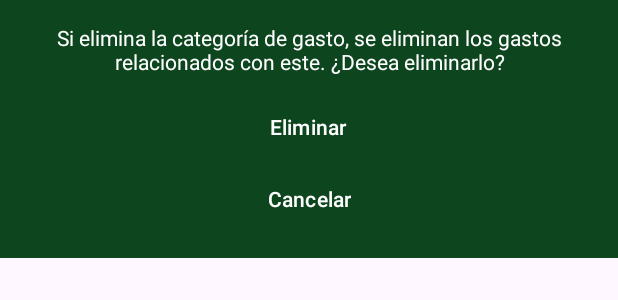
After one commit to cristoferOrdonez/FinancePal, an Android app: the layout cuadro_dialogo_categ_gastos.xml on its own in the app's theme, with its tools: preview values and no code run, on a phone screen of 412 x 824 dp. The commit adds this screen. Shown: the top 300 px of the screen. Run offline under Robolectric (Android 15) with nearby library versions, the phone set to English and light mode, and no system bars.

Commit message:
agregue opcion de modificar y eliminar categorías, formateo del monto del gasto, estilos mejorados

```diff
--- a/app/src/main/java/com/example/financepal/Gastos.java
+++ b/app/src/main/java/com/example/financepal/Gastos.java
@@ -115,7 +115,7 @@ public class Gastos extends AppCompatActivity {
 
     public void eliminarGasto(int id) throws IOException {
         if(db.eliminarGasto(id)){
-            Toast.makeText(this, "Se ha eliminado el ingreso.", Toast.LENGTH_SHORT).show();
+            Toast.makeText(this, "Se ha eliminado el gasto.", Toast.LENGTH_SHORT).show();
         }
         listarDatos();
     }
--- a/app/src/main/java/com/example/financepal/db/DbHelperGastos.java
+++ b/app/src/main/java/com/example/financepal/db/DbHelperGastos.java
@@ -8,7 +8,7 @@ import androidx.annotation.Nullable;
 
 public class DbHelperGastos extends SQLiteOpenHelper {
 
-    private static final int DATABASE_VERSION = 8;
+    private static final int DATABASE_VERSION = 10;
     private static final String DATABASE_NOMBRE = "gastos.db";
     public static final String TABLE_GASTOS = "t_gastosu";
     public static final String TABLE_CATEGORIAS_GASTO = "t_categ_gastosu";
--- a/app/src/main/res/layout/activity_custom_list_view_gastos.xml
+++ b/app/src/main/res/layout/activity_custom_list_view_gastos.xml
@@ -23,6 +23,7 @@
             android:gravity="center|left"
             android:paddingLeft="30dp"
 
+            android:paddingRight="10dp"
             android:text="TextView"
             android:textAlignment="viewStart"
             android:textAppearance="@style/TextAppearance.AppCompat.Body2"
@@ -32,9 +33,10 @@
             android:id="@+id/textViewMontoGastos"
             android:layout_width="match_parent"
             android:layout_height="110dp"
+            android:layout_weight="33"
+            android:gravity="center|left"
             android:paddingLeft="30dp"
-            android:gravity="center|left"
-            android:layout_weight="33"
+            android:paddingRight="10dp"
             android:text="TextView" />
         <View style="@style/Divider.Horizontal"/>
 
--- /dev/null
+++ b/app/src/main/res/layout/cuadro_dialogo_categ_gastos.xml
@@ -0,0 +1,37 @@
+<?xml version="1.0" encoding="utf-8"?>
+<LinearLayout xmlns:android="http://schemas.android.com/apk/res/android"
+    android:layout_width="wrap_content"
+    android:layout_height="wrap_content"
+    android:background="@color/verdeOscuro"
+    android:gravity="center"
+    android:orientation="vertical"
+    android:padding="15dp">
+
+    <TextView
+        android:id="@+id/textView3"
+        android:layout_width="wrap_content"
+        android:layout_height="wrap_content"
+        android:gravity="center"
+        android:text="Si elimina la categoría de gasto, se eliminan los gastos relacionados con este. ¿Desea eliminarlo?"
+        android:textColor="@color/white"
+        android:paddingBottom="10dp"/>
+
+    <Button
+        android:id="@+id/botonAceptarCategGastos"
+        android:layout_width="wrap_content"
+        android:layout_height="wrap_content"
+        android:layout_weight="1"
+        android:backgroundTint="@color/verdeOscuro"
+        android:text="Eliminar"
+        android:textColor="@color/white" />
+
+    <Button
+        android:id="@+id/botonCancelarCategGastos"
+        android:layout_width="wrap_content"
+        android:layout_height="wrap_content"
+        android:layout_weight="1"
+        android:backgroundTint="@color/verdeOscuro"
+        android:text="Cancelar"
+        android:textColor="@color/white" />
+
+</LinearLayout>
--- a/app/src/main/res/layout/custom_list_view_catgastos.xml
+++ b/app/src/main/res/layout/custom_list_view_catgastos.xml
@@ -26,6 +26,7 @@
             android:layout_height="60dp"
             android:paddingLeft="30dp"
             android:paddingTop="8dp"
+            android:paddingRight="30dp"
             android:text="TextView" />
     </LinearLayout>
 </androidx.constraintlayout.widget.ConstraintLayout>
```
Also changed, not shown: app/src/main/java/com/example/financepal/AgregarCategoriaGasto.java (+43 -7 lines), app/src/main/java/com/example/financepal/AgregarGasto.java (+14 -5 lines), app/src/main/java/com/example/financepal/CategoriasGasto.java (+148 -0 lines), app/src/main/java/com/example/financepal/Registro.java (+7 -0 lines), app/src/main/java/com/example/financepal/adaptadores/CustomAdapterGastos.java (+7 -1 lines), app/src/main/java/com/example/financepal/db/DbGastos.java (+74 -6 lines), app/src/main/res/layout/cuadro_dialogo_gastos2.xml (added, +37 -0 lines).
